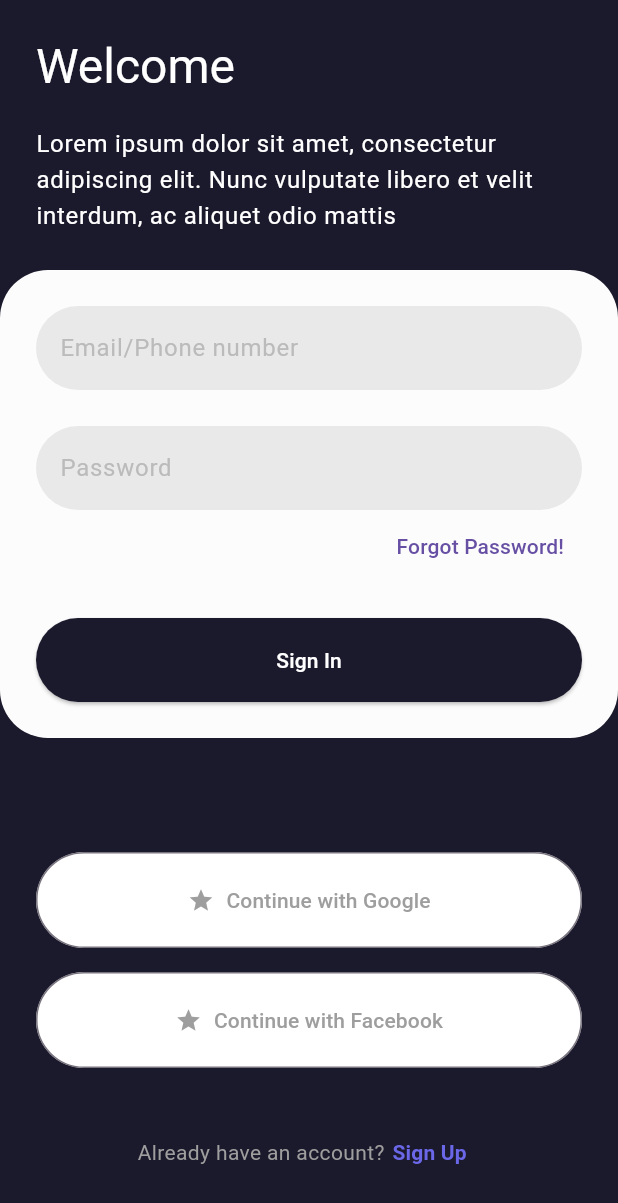
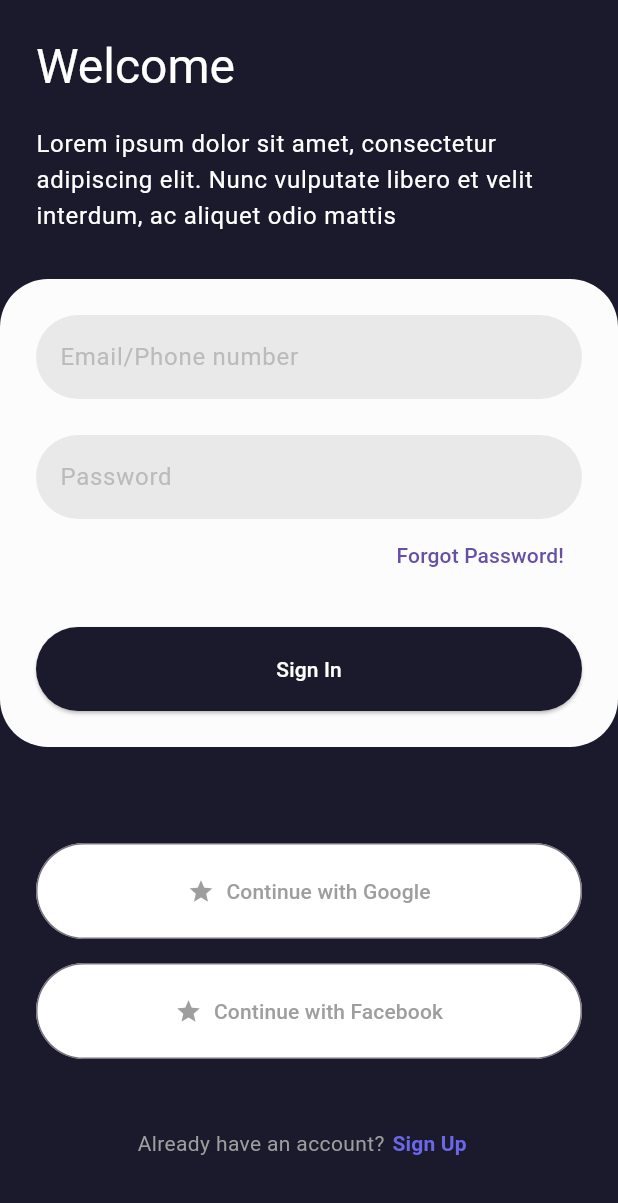
Before and after one commit to yeasin50/flutter_for_me, a Flutter app: the SingInPage screen opened directly, on a phone screen of 412 x 824 dp. Shown: the top 1203 px of the screen. Run offline on Flutter 3.47's test engine with Material 3 defaults, Android fonts, the light colour scheme and no system bars.

Commit message:
updated-sign-in-ui

```diff
--- a/flutter_for_me_auth_ui_00/lib/src/presentation/auth/sign_in_page.dart
+++ b/flutter_for_me_auth_ui_00/lib/src/presentation/auth/sign_in_page.dart
@@ -14,16 +14,18 @@ class SingInPage extends StatelessWidget {
   @override
   Widget build(BuildContext context) {
     return const Scaffold(
-      backgroundColor: const Color(0xFF1B192C),
-      bottomNavigationBar: BottomAction(),
+      backgroundColor: Color(0xFF1B192C),
+      appBar: _AppBar(),
       body: SafeArea(
-        child: SingleChildScrollView(
-          child: Column(
-            children: [
-              _AppBar(),
-              Center(child: SingInCard()),
-              SizedBox(height: 32),
-            ],
+        child: Center(
+          child: SingleChildScrollView(
+            child: Column(
+              children: [
+                Center(child: SingInCard()),
+                SizedBox(height: 64),
+                BottomAction(),
+              ],
+            ),
           ),
         ),
       ),
@@ -169,7 +171,7 @@ class SingInCard extends StatelessWidget {
   }
 }
 
-class _AppBar extends StatelessWidget {
+class _AppBar extends StatelessWidget implements PreferredSizeWidget {
   const _AppBar({super.key});
 
   @override
@@ -201,4 +203,7 @@ class _AppBar extends StatelessWidget {
       ),
     );
   }
+
+  @override
+  Size get preferredSize => Size.fromHeight(220);
 }
```
